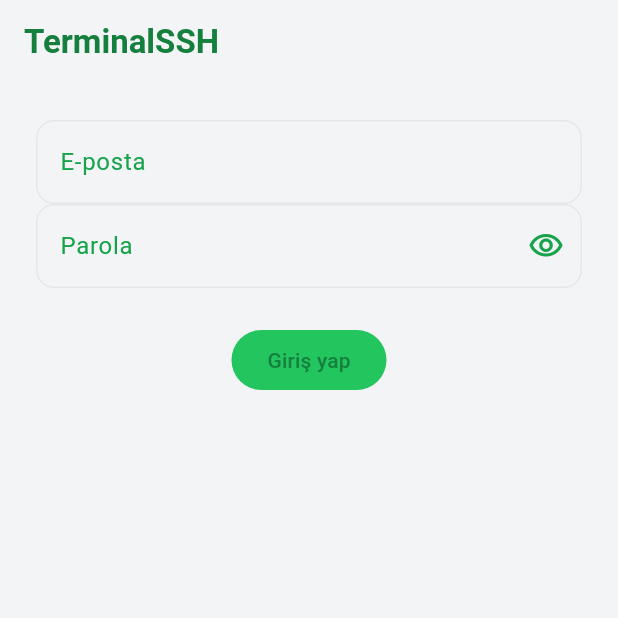
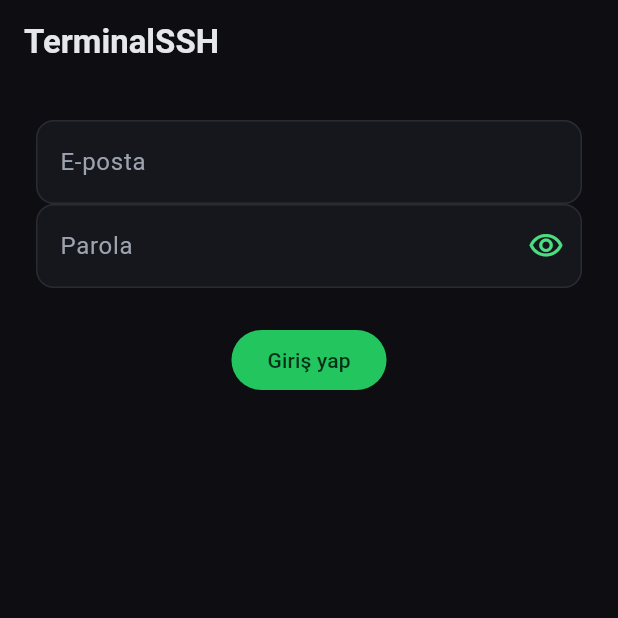
Before and after one commit to Omer-KISAKOL/TerminalSSH, a Flutter app: the screen it shows after launch, on a phone screen of 412 x 824 dp, the top half of it. Run offline on Flutter 3.47's test engine with Material 3 defaults, Android fonts, the phone set to English and light mode, and no system bars; our stand-ins replace file_picker, flutter_secure_storage; missing offline and left inert: dartssh2, xterm.

Commit message:
Refactor SnippetPanel component to enhance UI and functionality. Adjust layout for embedded mode, replace button actions with icon buttons for editing and deleting snippets, and ensure consistent button styles across terminal and non-terminal modes. Update theme colors for improved visual clarity.

```diff
--- a/mobile/lib/screens/home_shell_screen.dart
+++ b/mobile/lib/screens/home_shell_screen.dart
@@ -33,7 +33,6 @@ class _HomeShellScreenState extends State<HomeShellScreen> {
   Widget build(BuildContext context) {
     final pages = [
       HostsScreen(authService: widget.authService, snippetService: _snippetService),
-      HostsScreen(authService: widget.authService, showConnectionsMode: true, snippetService: _snippetService),
       SettingsScreen(
         authService: widget.authService,
         profileService: _profileService,
@@ -64,11 +63,6 @@ class _HomeShellScreenState extends State<HomeShellScreen> {
             label: 'Kasalar',
           ),
           NavigationDestination(
-            icon: Icon(Icons.link_outlined),
-            selectedIcon: Icon(Icons.link),
-            label: 'Bağlantılar',
-          ),
-          NavigationDestination(
             icon: Icon(Icons.settings_outlined),
             selectedIcon: Icon(Icons.settings),
             label: 'Ayarlar',
--- a/mobile/lib/screens/settings_screen.dart
+++ b/mobile/lib/screens/settings_screen.dart
@@ -201,7 +201,7 @@ class _SettingsTile extends StatelessWidget {
         borderRadius: BorderRadius.circular(16),
         child: ListTile(
           onTap: onTap,
-          leading: Icon(icon, color: AppColors.greenDark),
+          leading: Icon(icon, color: AppColors.greenSoft),
           title: Text(title, style: Theme.of(context).textTheme.titleMedium),
           subtitle: Text(subtitle, style: Theme.of(context).textTheme.bodySmall),
           trailing: Icon(Icons.chevron_right, color: AppColors.greenMuted.withValues(alpha: 0.7)),
--- a/mobile/lib/services/secure_storage_service.dart
+++ b/mobile/lib/services/secure_storage_service.dart
@@ -2,15 +2,24 @@ import 'package:flutter_secure_storage/flutter_secure_storage.dart';
 
 class SecureStorageService {
   SecureStorageService({FlutterSecureStorage? storage})
-      : _storage = storage ?? const FlutterSecureStorage();
+      : _storage = storage ??
+            const FlutterSecureStorage(
+              aOptions: AndroidOptions(
+                encryptedSharedPreferences: true,
+                resetOnError: true,
+              ),
+            );
 
   final FlutterSecureStorage _storage;
+  static const _timeout = Duration(seconds: 4);
 
-  Future<void> write(String key, String value) => _storage.write(key: key, value: value);
+  Future<void> write(String key, String value) =>
+      _storage.write(key: key, value: value).timeout(_timeout);
 
-  Future<String?> read(String key) => _storage.read(key: key);
+  Future<String?> read(String key) =>
+      _storage.read(key: key).timeout(_timeout, onTimeout: () => null);
 
-  Future<void> delete(String key) => _storage.delete(key: key);
+  Future<void> delete(String key) => _storage.delete(key: key).timeout(_timeout);
 
-  Future<void> clearAll() => _storage.deleteAll();
+  Future<void> clearAll() => _storage.deleteAll().timeout(_timeout);
 }
--- a/mobile/lib/theme/app_theme.dart
+++ b/mobile/lib/theme/app_theme.dart
@@ -2,61 +2,68 @@ import 'package:flutter/material.dart';
 
 class AppColors {
   static const green = Color(0xFF22C55E);
-  static const greenDark = Color(0xFF15803D);
-  static const greenMuted = Color(0xFF16A34A);
+  static const greenDark = Color(0xFF14532D);
+  static const greenMuted = Color(0xFF4ADE80);
   static const greenSoft = Color(0xFF86EFAC);
-  static const background = Color(0xFFF3F4F6);
-  static const card = Color(0xFFFFFFFF);
-  static const border = Color(0xFFE5E7EB);
+  static const text = Color(0xFFE5E7EB);
+  static const textMuted = Color(0xFF9CA3AF);
+  static const background = Color(0xFF0D0D12);
+  static const card = Color(0xFF16161D);
+  static const border = Color(0xFF2A2A33);
   static const terminalBg = Color(0xFF0D0D12);
   static const terminalTabBg = Color(0xFF16161D);
-  static const navActive = Color(0xFFDBEAFE);
+  static const navActive = Color(0xFF14532D);
 }
 
 ThemeData buildAppTheme() {
   const textTheme = TextTheme(
-    displayLarge: TextStyle(color: AppColors.greenDark),
-    displayMedium: TextStyle(color: AppColors.greenDark),
-    displaySmall: TextStyle(color: AppColors.greenDark),
-    headlineLarge: TextStyle(color: AppColors.greenDark),
-    headlineMedium: TextStyle(color: AppColors.greenDark),
-    headlineSmall: TextStyle(color: AppColors.greenDark),
-    titleLarge: TextStyle(color: AppColors.greenDark, fontWeight: FontWeight.w600),
-    titleMedium: TextStyle(color: AppColors.greenDark, fontWeight: FontWeight.w600),
-    titleSmall: TextStyle(color: AppColors.greenDark, fontWeight: FontWeight.w600),
-    bodyLarge: TextStyle(color: AppColors.greenDark),
-    bodyMedium: TextStyle(color: AppColors.greenDark),
-    bodySmall: TextStyle(color: AppColors.greenMuted),
-    labelLarge: TextStyle(color: AppColors.greenDark),
-    labelMedium: TextStyle(color: AppColors.greenMuted),
-    labelSmall: TextStyle(color: AppColors.greenMuted),
+    displayLarge: TextStyle(color: AppColors.text),
+    displayMedium: TextStyle(color: AppColors.text),
+    displaySmall: TextStyle(color: AppColors.text),
+    headlineLarge: TextStyle(color: AppColors.text),
+    headlineMedium: TextStyle(color: AppColors.text),
+    headlineSmall: TextStyle(color: AppColors.text),
+    titleLarge: TextStyle(color: AppColors.text, fontWeight: FontWeight.w600),
+    titleMedium: TextStyle(color: AppColors.text, fontWeight: FontWeight.w600),
+    titleSmall: TextStyle(color: AppColors.text, fontWeight: FontWeight.w600),
+    bodyLarge: TextStyle(color: AppColors.text),
+    bodyMedium: TextStyle(color: AppColors.text),
+    bodySmall: TextStyle(color: AppColors.textMuted),
+    labelLarge: TextStyle(color: AppColors.text),
+    labelMedium: TextStyle(color: AppColors.textMuted),
+    labelSmall: TextStyle(color: AppColors.textMuted),
   );
 
   return ThemeData(
     useMaterial3: true,
-    brightness: Brightness.light,
+    brightness: Brightness.dark,
     scaffoldBackgroundColor: AppColors.background,
-    colorScheme: const ColorScheme.light(
+    colorScheme: const ColorScheme.dark(
       primary: AppColors.green,
-      onPrimary: AppColors.greenDark,
+      onPrimary: Color(0xFF052E16),
       surface: AppColors.card,
-      onSurface: AppColors.greenDark,
+      onSurface: AppColors.text,
+      outline: AppColors.border,
     ),
     textTheme: textTheme,
+    iconTheme: const IconThemeData(color: AppColors.text),
+    dividerColor: AppColors.border,
     appBarTheme: const AppBarTheme(
       backgroundColor: AppColors.background,
-      foregroundColor: AppColors.greenDark,
+      foregroundColor: AppColors.text,
       elevation: 0,
       scrolledUnderElevation: 0,
     ),
     floatingActionButtonTheme: const FloatingActionButtonThemeData(
-      backgroundColor: AppColors.navActive,
-      foregroundColor: AppColors.greenDark,
+      backgroundColor: AppColors.green,
+      foregroundColor: Color(0xFF052E16),
       elevation: 2,
     ),
     inputDecorationTheme: InputDecorationTheme(
-      labelStyle: const TextStyle(color: AppColors.greenMuted),
-      hintStyle: TextStyle(color: AppColors.greenMuted.withValues(alpha: 0.8)),
+      filled: true,
+      fillColor: AppColors.card,
+      labelStyle: const TextStyle(color: AppColors.textMuted),
+      hintStyle: TextStyle(color: AppColors.textMuted.withValues(alpha: 0.8)),
       enabledBorder: OutlineInputBorder(
         borderRadius: BorderRadius.circular(12),
         borderSide: const BorderSide(color: AppColors.border),
@@ -69,21 +76,23 @@ ThemeData buildAppTheme() {
     filledButtonTheme: FilledButtonThemeData(
       style: FilledButton.styleFrom(
         backgroundColor: AppColors.green,
-        foregroundColor: AppColors.greenDark,
+        foregroundColor: const Color(0xFF052E16),
       ),
     ),
     navigationBarTheme: NavigationBarThemeData(
+      backgroundColor: AppColors.card,
+      indicatorColor: AppColors.navActive,
       labelTextStyle: WidgetStateProperty.resolveWith((states) {
         final selected = states.contains(WidgetState.selected);
         return TextStyle(
-          color: selected ? AppColors.greenDark : AppColors.greenMuted,
+          color: selected ? AppColors.greenSoft : AppColors.textMuted,
           fontWeight: selected ? FontWeight.w600 : FontWeight.w500,
           fontSize: 12,
         );
       }),
       iconTheme: WidgetStateProperty.resolveWith((states) {
         final selected = states.contains(WidgetState.selected);
-        return IconThemeData(color: selected ? AppColors.greenDark : AppColors.greenMuted);
+        return IconThemeData(color: selected ? AppColors.greenSoft : AppColors.textMuted);
       }),
     ),
   );
--- a/mobile/lib/widgets/host_card.dart
+++ b/mobile/lib/widgets/host_card.dart
@@ -48,7 +48,7 @@ class HostCard extends StatelessWidget {
                 child: Text(
                   _initial,
                   style: TextStyle(
-                    color: AppColors.greenDark,
+                    color: _accentColor,
                     fontWeight: FontWeight.w700,
                     fontSize: 18,
                   ),
--- a/mobile/lib/widgets/password_field.dart
+++ b/mobile/lib/widgets/password_field.dart
@@ -29,7 +29,7 @@ class _PasswordFieldState extends State<PasswordField> {
       controller: widget.controller,
       obscureText: _obscure,
       autofillHints: widget.autofillHints,
-      style: const TextStyle(color: AppColors.greenDark),
+      style: const TextStyle(color: AppColors.text),
       decoration: InputDecoration(
         labelText: widget.labelText,
         hintText: widget.hintText,
```
Also changed, not shown: mobile/lib/screens/auth_gate_screen.dart (+8 -1 lines), mobile/lib/screens/hosts_screen.dart (+11 -80 lines), mobile/lib/screens/terminal_screen.dart (+6 -39 lines), mobile/lib/services/api_service.dart (+13 -7 lines), 2 other files.
